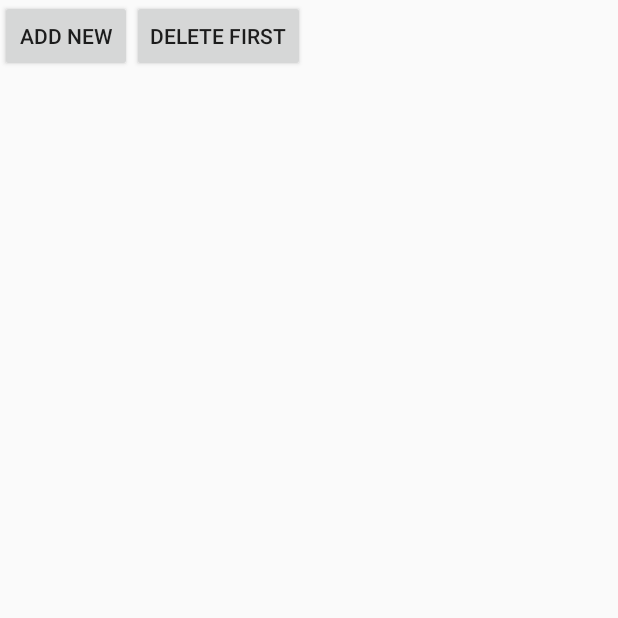
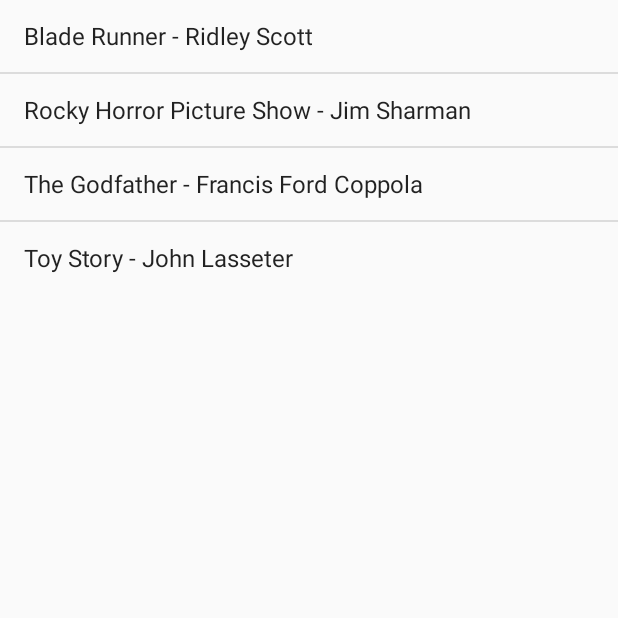
Before and after one commit to CarlosRM/zumodepi-a, an Android app: the screen it shows after launch (MainActivity), on a phone screen of 412 x 824 dp, the top half of it. Run offline under Robolectric (Android 15) with nearby library versions, the phone set to English and light mode, and no system bars.

Commit message:
Base de datos bien inicializada, botones iniciales del esqueleto eliminados

```diff
--- a/app/src/main/java/com/example/pr_idi/mydatabaseexample/MySQLiteHelper.java
+++ b/app/src/main/java/com/example/pr_idi/mydatabaseexample/MySQLiteHelper.java
@@ -4,6 +4,7 @@ package com.example.pr_idi.mydatabaseexample;
  * MySQLiteHelper
  * Created by pr_idi on 10/11/16.
  */
+import android.content.ContentValues;
 import android.content.Context;
 import android.database.sqlite.SQLiteDatabase;
 import android.database.sqlite.SQLiteOpenHelper;
@@ -21,7 +22,7 @@ public class MySQLiteHelper extends SQLiteOpenHelper {
     public static final String COLUMN_CRITICS_RATE = "critics_rate";
 
     private static final String DATABASE_NAME = "films.db";
-    private static final int DATABASE_VERSION = 1;
+    private static final int DATABASE_VERSION = 2;
 
     // Database creation sql statement
     private static final String DATABASE_CREATE = "create table " + TABLE_FILMS + "( "
@@ -38,9 +39,39 @@ public class MySQLiteHelper extends SQLiteOpenHelper {
         super(context, DATABASE_NAME, null, DATABASE_VERSION);
     }
 
+    public static ContentValues createValues(String title, String director, String country, String protagonist, int year, int rate) {
+        ContentValues values = new ContentValues();
+
+        // Add data: Note that this method only provides title and director
+        // Must modify the method to add the full data
+        values.put(COLUMN_TITLE, title);
+        values.put(COLUMN_DIRECTOR, director);
+
+        // Invented data
+        values.put(COLUMN_COUNTRY, country);
+        values.put(COLUMN_YEAR_RELEASE, year);
+        values.put(COLUMN_PROTAGONIST, protagonist);
+        values.put(COLUMN_CRITICS_RATE, rate);
+
+        return values;
+    }
+
     @Override
     public void onCreate(SQLiteDatabase database) {
+        System.out.println("ma");
         database.execSQL(DATABASE_CREATE);
+        ContentValues values = createValues("Blade Runner", "Ridley Scott", "Mars", "Me", 3912, 1);
+        database.insert(TABLE_FILMS, null,
+                values);
+        values = createValues("Rocky Horror Picture Show", "Jim Sharman", "Earth", "you", 2222, 2);
+        database.insert(TABLE_FILMS, null,
+                values);
+        values = createValues("The Godfather", "Francis Ford Coppola", "Jupiter", "he", 4784, 3);
+        database.insert(TABLE_FILMS, null,
+                values);
+        values = createValues("Toy Story", "John Lasseter", "Pluto", "it", 1201, 4);
+        database.insert(TABLE_FILMS, null,
+                values);
     }
 
     @Override
--- a/app/src/main/res/layout/main.xml
+++ b/app/src/main/res/layout/main.xml
@@ -11,27 +11,6 @@
         android:layout_width="match_parent"
         android:layout_height="match_parent"
         android:orientation="vertical">
-
-        <LinearLayout
-            android:id="@+id/group"
-            android:layout_width="wrap_content"
-            android:layout_height="wrap_content">
-
-            <Button
-                android:id="@+id/add"
-                android:layout_width="wrap_content"
-                android:layout_height="wrap_content"
-                android:onClick="onClick"
-                android:text="Add New" />
-
-            <Button
-                android:id="@+id/delete"
-                android:layout_width="wrap_content"
-                android:layout_height="wrap_content"
-                android:onClick="onClick"
-                android:text="Delete First" />
-
-        </LinearLayout>
 
         <ListView
             android:id="@+id/list"
```
Also changed, not shown: app/src/main/java/com/example/pr_idi/mydatabaseexample/FilmData.java (+1 -12 lines), app/src/main/java/com/example/pr_idi/mydatabaseexample/MainActivity.java (+0 -25 lines).
